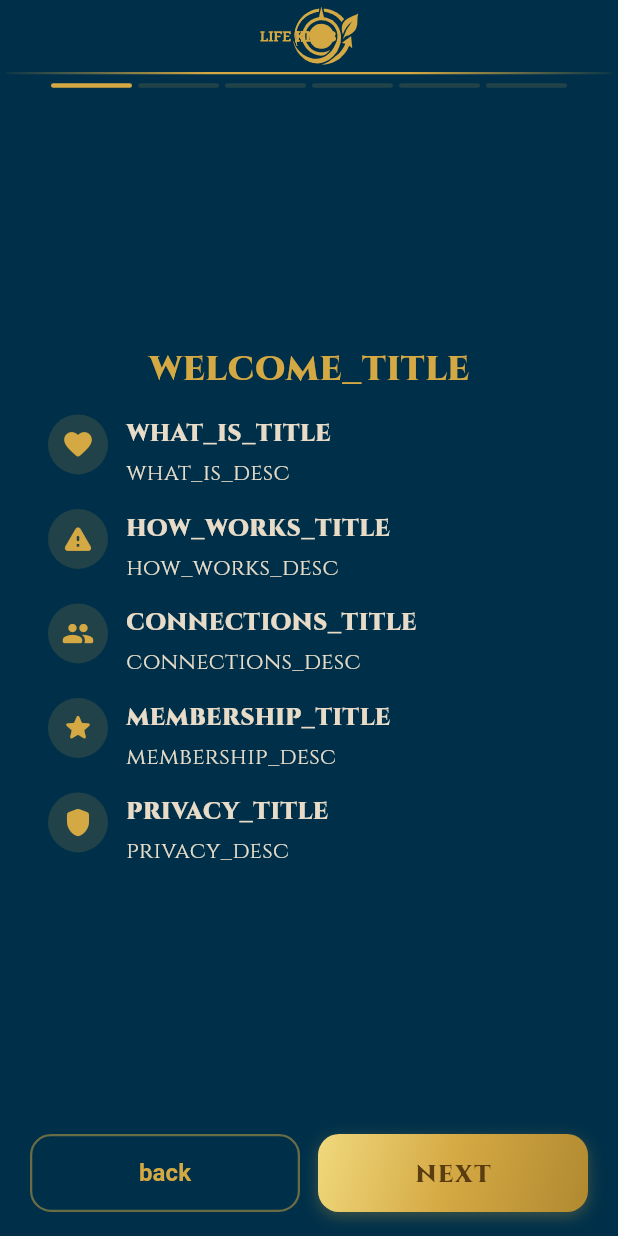
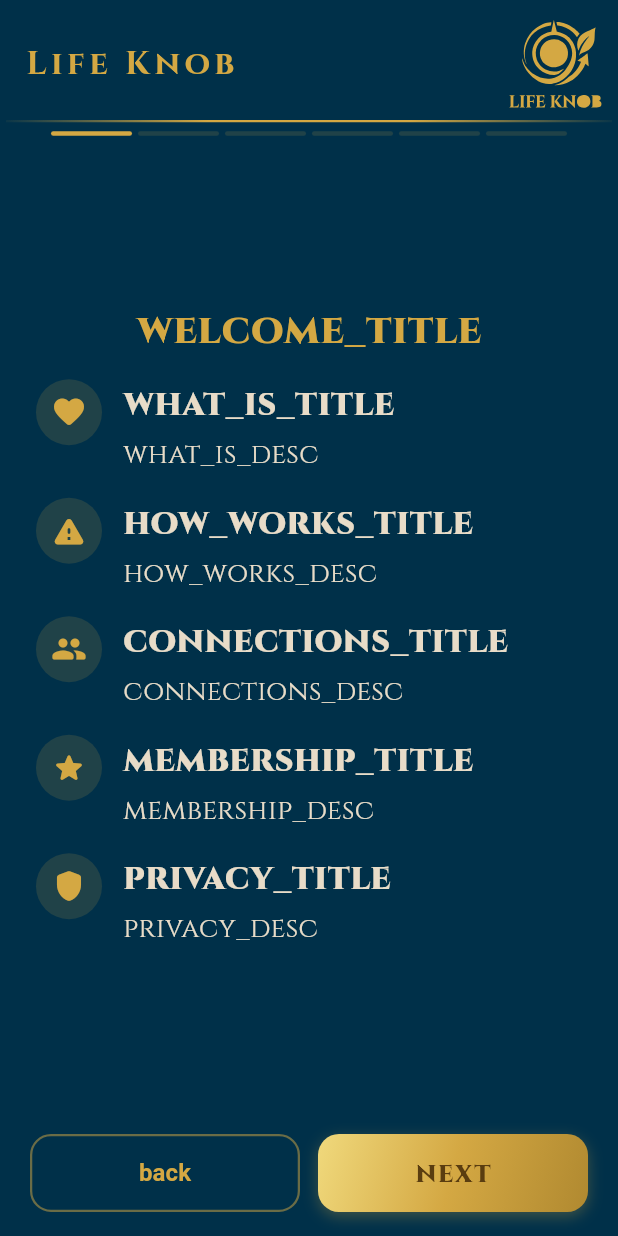
Before and after one commit to anirudhatalmale6-alt/lifeknob-flutter, a Flutter app: the screen it shows after launch, after a tap on "next", on a phone screen of 412 x 824 dp. Run offline on Flutter 3.47's test engine with Material 3 defaults, Android fonts, the phone set to English and light mode, and no system bars; our stand-ins replace flutter_svg, google_fonts, image_picker, qr_flutter, shared_preferences; accounts and stored records are empty; network calls fail.

Commit message:
Fix registration pages: remove separate LIFE KNOB text from P0, bigger header with text+logo, bigger content text (24/18px)

```diff
--- a/lib/screens/onboarding_screen.dart
+++ b/lib/screens/onboarding_screen.dart
@@ -300,10 +300,14 @@ class _OnboardingScreenState extends State<OnboardingScreen> {
           children: [
             if (_page > 0) ...[
               SizedBox(
-                height: 48,
+                height: 80,
                 child: Padding(
-                  padding: const EdgeInsets.symmetric(horizontal: 16, vertical: 4),
-                  child: SvgPicture.asset('assets/images/lifeknob_logo_header.svg', colorFilter: const ColorFilter.mode(LKTheme.gold, BlendMode.srcIn), fit: BoxFit.contain),
+                  padding: const EdgeInsets.only(left: 16, right: 8, top: 6),
+                  child: Row(children: [
+                    Text('Life Knob', style: LKTheme.heading(size: 22, color: LKTheme.gold)),
+                    const Spacer(),
+                    SizedBox(width: 68, height: 68, child: SvgPicture.asset('assets/images/lifeknoblogo.svg', colorFilter: const ColorFilter.mode(LKTheme.gold, BlendMode.srcIn), fit: BoxFit.contain)),
+                  ]),
                 ),
               ),
               Container(height: 1.5, margin: const EdgeInsets.symmetric(horizontal: 4), decoration: BoxDecoration(
@@ -371,10 +375,8 @@ class _OnboardingScreenState extends State<OnboardingScreen> {
   Widget _buildLanguage() {
     return Padding(key: const ValueKey('lang'), padding: const EdgeInsets.symmetric(horizontal: 32),
       child: Column(mainAxisAlignment: MainAxisAlignment.center, children: [
-        SizedBox(width: 180, height: 170, child: _logoWidget(width: 180, height: 170, logoKey: 'registration')),
-        const SizedBox(height: 16),
-        Text('Life Knob', style: LKTheme.heading(size: 24, color: LKTheme.gold)),
-        const SizedBox(height: 24),
+        SizedBox(width: 160, height: 160, child: _logoWidget(width: 160, height: 160, logoKey: 'registration')),
+        const SizedBox(height: 32),
         Text(_t('select_language'), style: const TextStyle(fontSize: 18, fontWeight: FontWeight.w700, color: LKTheme.textPrimary)),
         const SizedBox(height: 12),
         Container(width: double.infinity, padding: const EdgeInsets.symmetric(horizontal: 16),
@@ -389,10 +391,10 @@ class _OnboardingScreenState extends State<OnboardingScreen> {
 
   // Page 1: Welcome
   Widget _buildWelcome() {
-    return SingleChildScrollView(key: const ValueKey('welcome'), padding: const EdgeInsets.symmetric(horizontal: 32),
+    return SingleChildScrollView(key: const ValueKey('welcome'), padding: const EdgeInsets.symmetric(horizontal: 24),
       child: Column(crossAxisAlignment: CrossAxisAlignment.start, children: [
-        const SizedBox(height: 12),
-        Center(child: Text(_t('welcome_title'), style: const TextStyle(fontSize: 26, fontWeight: FontWeight.w800, color: LKTheme.gold))),
+        const SizedBox(height: 10),
+        Center(child: Text(_t('welcome_title'), style: const TextStyle(fontSize: 28, fontWeight: FontWeight.w800, color: LKTheme.gold))),
         const SizedBox(height: 12),
         _welcomeItem(Icons.favorite_rounded, _t('what_is_title'), _t('what_is_desc')),
         _welcomeItem(Icons.warning_rounded, _t('how_works_title'), _t('how_works_desc')),
@@ -404,14 +406,14 @@ class _OnboardingScreenState extends State<OnboardingScreen> {
   }
 
   Widget _welcomeItem(IconData icon, String title, String desc) {
-    return Padding(padding: const EdgeInsets.only(bottom: 14), child: Row(crossAxisAlignment: CrossAxisAlignment.start, children: [
-      Container(width: 40, height: 40, decoration: BoxDecoration(shape: BoxShape.circle, color: LKTheme.gold.withValues(alpha: 0.15)),
-        child: Icon(icon, size: 22, color: LKTheme.gold)),
-      const SizedBox(width: 12),
+    return Padding(padding: const EdgeInsets.only(bottom: 16), child: Row(crossAxisAlignment: CrossAxisAlignment.start, children: [
+      Container(width: 44, height: 44, decoration: BoxDecoration(shape: BoxShape.circle, color: LKTheme.gold.withValues(alpha: 0.15)),
+        child: Icon(icon, size: 24, color: LKTheme.gold)),
+      const SizedBox(width: 14),
       Expanded(child: Column(crossAxisAlignment: CrossAxisAlignment.start, children: [
-        Text(title, style: const TextStyle(fontSize: 18, fontWeight: FontWeight.w800, color: LKTheme.textPrimary)),
-        const SizedBox(height: 3),
-        Text(desc, style: const TextStyle(fontSize: 15, color: LKTheme.textPrimary, height: 1.35, fontWeight: FontWeight.w400)),
+        Text(title, style: const TextStyle(fontSize: 24, fontWeight: FontWeight.w800, color: LKTheme.textPrimary)),
+        const SizedBox(height: 4),
+        Text(desc, style: const TextStyle(fontSize: 18, color: LKTheme.textPrimary, height: 1.4, fontWeight: FontWeight.w400)),
       ])),
     ]));
   }
```
